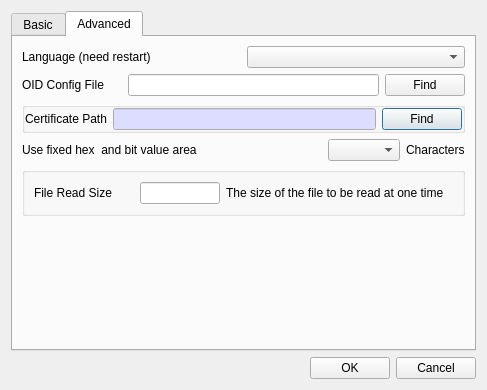
This is BerEditor/settings_dlg.ui in jykim74/BerEditor as Qt 5 draws it before an edit. The edited form follows.
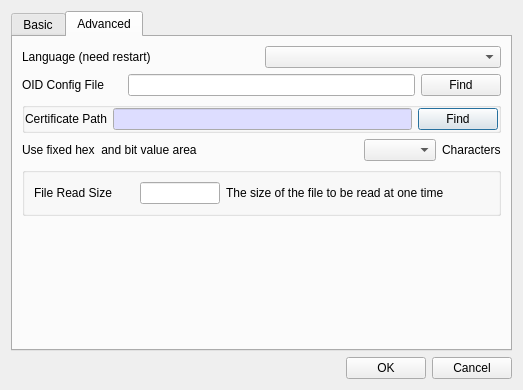
This is the edited form.

Commit message: xml text ui works

Patch:
```diff
--- a/BerEditor/settings_dlg.ui
+++ b/BerEditor/settings_dlg.ui
@@ -6,7 +6,7 @@
    <rect>
     <x>0</x>
     <y>0</y>
-    <width>487</width>
+    <width>523</width>
     <height>390</height>
    </rect>
   </property>
```
Left out of the diff: 6 changed lines with no effect on the pictures. The commit also changes 2 other files.
